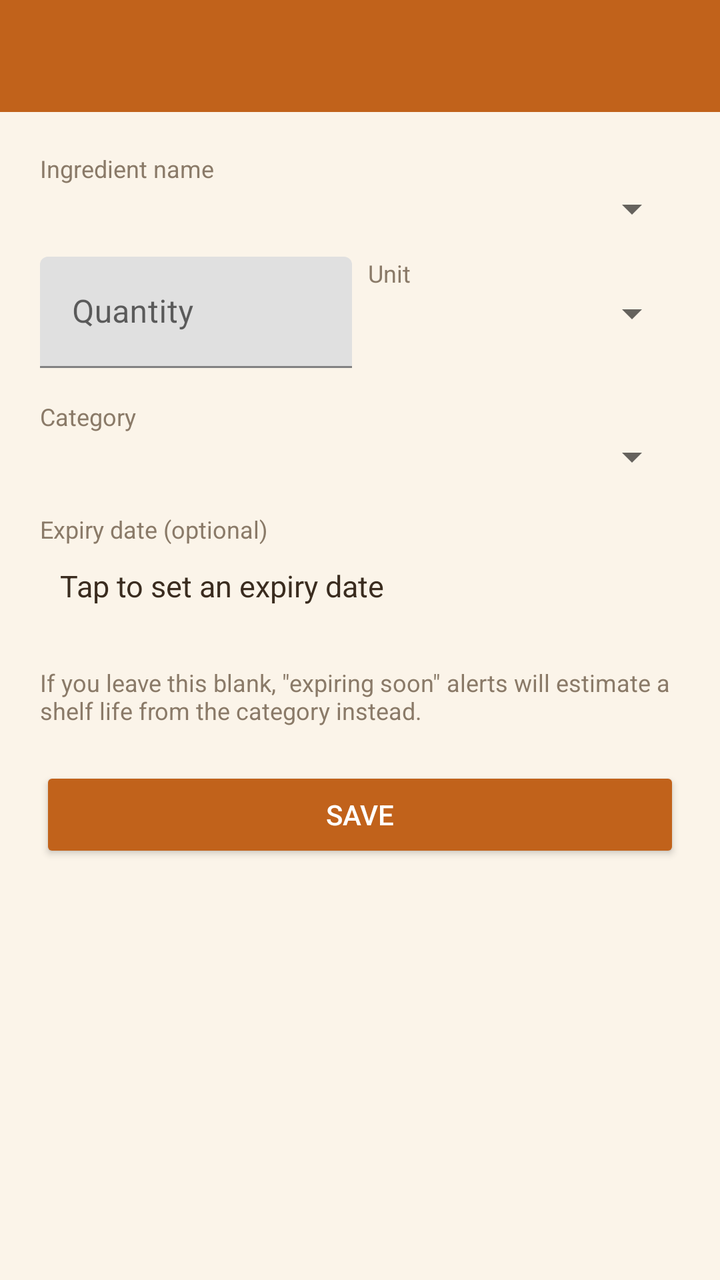
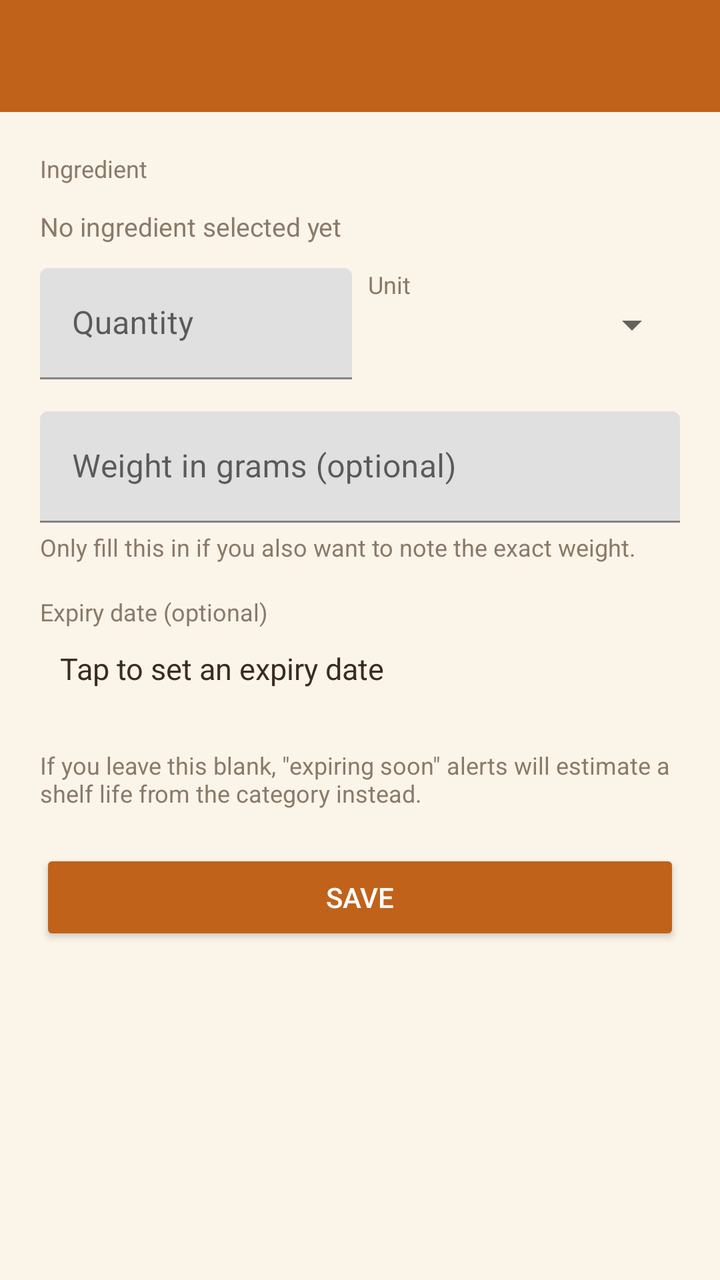

Before-and-after screenshots of an Android layout around one commit, followed by the original layout XML and the change that was made.
<!-- AndroidManifest.xml: application theme Theme.ScrapsToSavory -->
<!-- res/layout/activity_add_edit_ingredient.xml -->
<?xml version="1.0" encoding="utf-8"?>
<ScrollView xmlns:android="http://schemas.android.com/apk/res/android"
    android:layout_width="match_parent"
    android:layout_height="match_parent"
    android:background="@color/pantry_background"
    android:fillViewport="true">

    <LinearLayout
        android:layout_width="match_parent"
        android:layout_height="wrap_content"
        android:orientation="vertical">

        <androidx.appcompat.widget.Toolbar
            android:id="@+id/toolbar"
            android:layout_width="match_parent"
            android:layout_height="?attr/actionBarSize"
            android:background="@color/pantry_primary"
            android:titleTextColor="@color/white" />

        <LinearLayout
            android:layout_width="match_parent"
            android:layout_height="wrap_content"
            android:orientation="vertical"
            android:padding="20dp">

            <TextView
                android:layout_width="wrap_content"
                android:layout_height="wrap_content"
                android:text="@string/ingredient_name_hint"
                android:textColor="@color/pantry_text_secondary"
                android:textSize="12sp" />

            <Spinner
                android:id="@+id/spinnerIngredientName"
                android:layout_width="match_parent"
                android:layout_height="wrap_content" />

            <LinearLayout
                android:layout_width="match_parent"
                android:layout_height="wrap_content"
                android:layout_marginTop="12dp"
                android:orientation="horizontal">

                <com.google.android.material.textfield.TextInputLayout
                    android:id="@+id/layoutQuantity"
                    android:layout_width="0dp"
                    android:layout_height="wrap_content"
                    android:layout_marginEnd="8dp"
                    android:layout_weight="1">

                    <com.google.android.material.textfield.TextInputEditText
                        android:id="@+id/editIngredientQuantity"
                        android:layout_width="match_parent"
                        android:layout_height="wrap_content"
                        android:hint="@string/ingredient_quantity_hint"
                        android:inputType="numberDecimal" />
                </com.google.android.material.textfield.TextInputLayout>

                <LinearLayout
                    android:layout_width="0dp"
                    android:layout_height="wrap_content"
                    android:layout_weight="1"
                    android:orientation="vertical">

                    <TextView
                        android:layout_width="wrap_content"
                        android:layout_height="wrap_content"
                        android:text="@string/ingredient_unit_hint"
                        android:textColor="@color/pantry_text_secondary"
                        android:textSize="12sp" />

                    <Spinner
                        android:id="@+id/spinnerUnit"
                        android:layout_width="match_parent"
                        android:layout_height="wrap_content" />
                </LinearLayout>
            </LinearLayout>

            <TextView
                android:layout_width="wrap_content"
                android:layout_height="wrap_content"
                android:layout_marginTop="16dp"
                android:text="@string/ingredient_category_hint"
                android:textColor="@color/pantry_text_secondary"
                android:textSize="12sp" />

            <Spinner
                android:id="@+id/spinnerCategory"
                android:layout_width="match_parent"
                android:layout_height="wrap_content" />

            <TextView
                android:layout_width="wrap_content"
                android:layout_height="wrap_content"
                android:layout_marginTop="16dp"
                android:text="@string/ingredient_expiry_hint"
                android:textColor="@color/pantry_text_secondary"
                android:textSize="12sp" />

            <LinearLayout
                android:layout_width="match_parent"
                android:layout_height="wrap_content"
                android:gravity="center_vertical"
                android:orientation="horizontal">

                <TextView
                    android:id="@+id/textExpiryDate"
                    android:layout_width="0dp"
                    android:layout_height="wrap_content"
                    android:layout_weight="1"
                    android:background="?android:attr/selectableItemBackground"
                    android:padding="10dp"
                    android:text="@string/ingredient_expiry_not_set"
                    android:textColor="@color/pantry_text_primary"
                    android:textSize="15sp" />

                <TextView
                    android:id="@+id/buttonClearExpiry"
                    android:layout_width="wrap_content"
                    android:layout_height="wrap_content"
                    android:padding="10dp"
                    android:text="@string/clear"
                    android:textColor="@color/pantry_error"
                    android:visibility="gone" />
            </LinearLayout>

            <TextView
                android:layout_width="match_parent"
                android:layout_height="wrap_content"
                android:layout_marginTop="20dp"
                android:text="@string/expiry_optional_note"
                android:textColor="@color/pantry_text_secondary"
                android:textSize="12sp" />

            <Button
                android:id="@+id/buttonSaveIngredient"
                android:layout_width="match_parent"
                android:layout_height="wrap_content"
                android:layout_marginTop="20dp"
                android:backgroundTint="@color/pantry_primary"
                android:text="@string/save"
                android:textColor="@color/white" />

        </LinearLayout>
    </LinearLayout>
</ScrollView>
<!-- resources referenced by this layout -->
<resources>
  <color name="pantry_background">#FBF4E9</color>
  <color name="pantry_error">#B3261E</color>
  <color name="pantry_primary">#C1621B</color>
  <color name="pantry_text_primary">#3A2C1F</color>
  <color name="pantry_text_secondary">#8A7A68</color>
  <color name="white">#FFFFFF</color>
  <string name="clear">Clear</string>
  <string name="expiry_optional_note">If you leave this blank, \"expiring soon\" alerts will estimate a shelf life from the category instead.</string>
  <string name="ingredient_category_hint">Category</string>
  <string name="ingredient_expiry_hint">Expiry date (optional)</string>
  <string name="ingredient_expiry_not_set">Tap to set an expiry date</string>
  <string name="ingredient_name_hint">Ingredient name</string>
  <string name="ingredient_quantity_hint">Quantity</string>
  <string name="ingredient_unit_hint">Unit</string>
  <string name="save">Save</string>
  <style name="Theme.ScrapsToSavory" parent="Theme.MaterialComponents.DayNight.NoActionBar">
          <item name="colorPrimary">@color/pantry_primary</item>
          <item name="colorPrimaryDark">@color/pantry_primary_dark</item>
          <item name="colorAccent">@color/pantry_accent</item>
          <item name="android:windowBackground">@color/pantry_background</item>
      </style>
  <color name="pantry_primary_dark">#8F4712</color>
  <color name="pantry_accent">#5C6B2C</color>
</resources>

<!-- the commit's change to res/layout/activity_add_edit_ingredient.xml (unified diff, before → after) -->
@@ -30,10 +30,21 @@
                 android:textColor="@color/pantry_text_secondary"
                 android:textSize="12sp" />
 
-            <Spinner
-                android:id="@+id/spinnerIngredientName"
+            <LinearLayout
+                android:id="@+id/containerIngredientGroups"
                 android:layout_width="match_parent"
-                android:layout_height="wrap_content" />
+                android:layout_height="wrap_content"
+                android:layout_marginTop="4dp"
+                android:orientation="vertical" />
+
+            <TextView
+                android:id="@+id/textSelectedIngredient"
+                android:layout_width="match_parent"
+                android:layout_height="wrap_content"
+                android:layout_marginTop="8dp"
+                android:text="@string/ingredient_not_selected_yet"
+                android:textColor="@color/pantry_text_secondary"
+                android:textSize="13sp" />
 
             <LinearLayout
                 android:layout_width="match_parent"
@@ -76,18 +87,27 @@
                 </LinearLayout>
             </LinearLayout>
 
+            <com.google.android.material.textfield.TextInputLayout
+                android:id="@+id/layoutWeightGrams"
+                android:layout_width="match_parent"
+                android:layout_height="wrap_content"
+                android:layout_marginTop="16dp">
+
+                <com.google.android.material.textfield.TextInputEditText
+                    android:id="@+id/editWeightGrams"
+                    android:layout_width="match_parent"
+                    android:layout_height="wrap_content"
+                    android:hint="@string/ingredient_weight_grams_hint"
+                    android:inputType="numberDecimal" />
+            </com.google.android.material.textfield.TextInputLayout>
+
             <TextView
-                android:layout_width="wrap_content"
+                android:layout_width="match_parent"
                 android:layout_height="wrap_content"
-                android:layout_marginTop="16dp"
-                android:text="@string/ingredient_category_hint"
+                android:layout_marginTop="4dp"
+                android:text="@string/ingredient_weight_grams_note"
                 android:textColor="@color/pantry_text_secondary"
                 android:textSize="12sp" />
-
-            <Spinner
-                android:id="@+id/spinnerCategory"
-                android:layout_width="match_parent"
-                android:layout_height="wrap_content" />
 
             <TextView
                 android:layout_width="wrap_content"
<!-- resource entries referenced after the edit -->
@@ -8,12 +8,14 @@
   <color name="white">#FFFFFF</color>
   <string name="clear">Clear</string>
   <string name="expiry_optional_note">If you leave this blank, \"expiring soon\" alerts will estimate a shelf life from the category instead.</string>
-  <string name="ingredient_category_hint">Category</string>
   <string name="ingredient_expiry_hint">Expiry date (optional)</string>
   <string name="ingredient_expiry_not_set">Tap to set an expiry date</string>
-  <string name="ingredient_name_hint">Ingredient name</string>
+  <string name="ingredient_name_hint">Ingredient</string>
+  <string name="ingredient_not_selected_yet">No ingredient selected yet</string>
   <string name="ingredient_quantity_hint">Quantity</string>
   <string name="ingredient_unit_hint">Unit</string>
+  <string name="ingredient_weight_grams_hint">Weight in grams (optional)</string>
+  <string name="ingredient_weight_grams_note">Only fill this in if you also want to note the exact weight.</string>
   <string name="save">Save</string>
   <style name="Theme.ScrapsToSavory" parent="Theme.MaterialComponents.DayNight.NoActionBar">
           <item name="colorPrimary">@color/pantry_primary</item>
